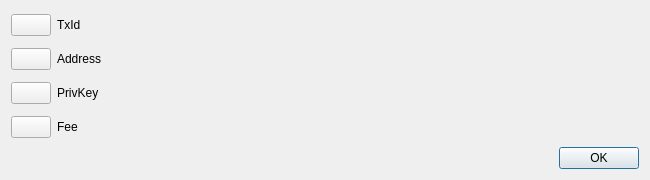
TheArcadiaGroup/DAPS, file src/qt/forms/revealtxdialog.ui: the form before one commit.
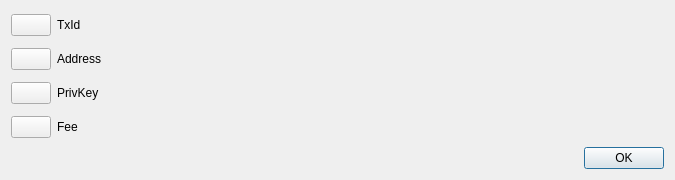
The form after the commit.

Commit message: Make width larger

Diff of the .ui file:
```diff
--- a/src/qt/forms/revealtxdialog.ui
+++ b/src/qt/forms/revealtxdialog.ui
@@ -6,7 +6,7 @@
    <rect>
     <x>0</x>
     <y>0</y>
-    <width>650</width>
+    <width>675</width>
     <height>180</height>
    </rect>
   </property>
```
